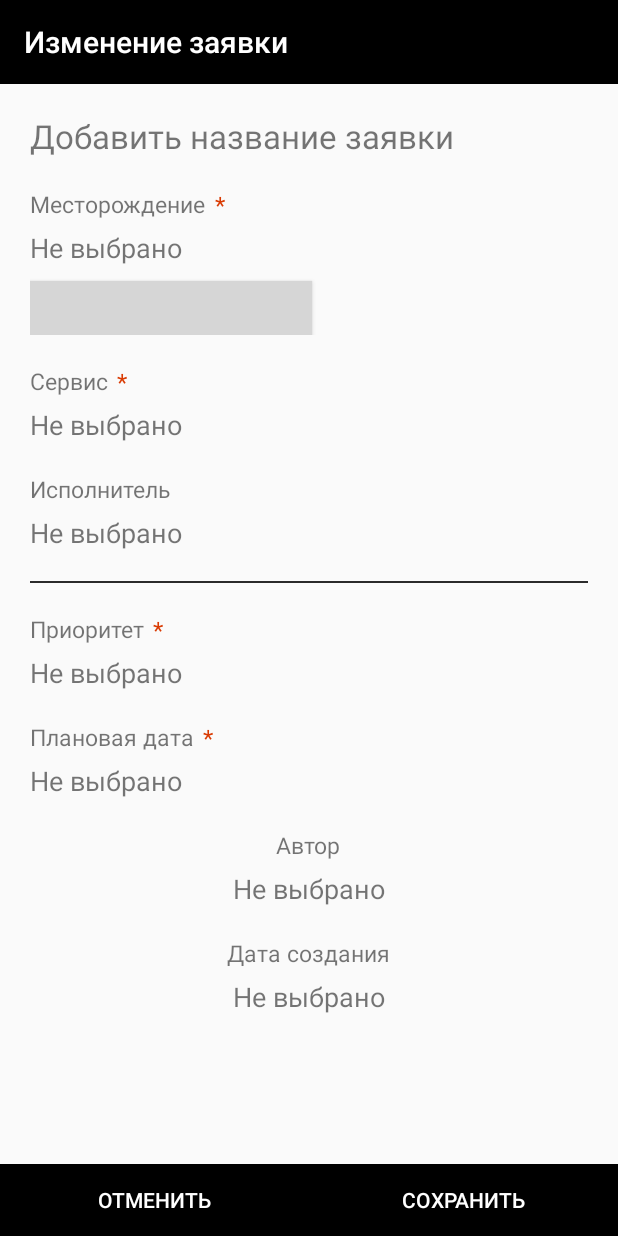
After one commit to SergeyGaldin/testCase, an Android app: the ChangeDataRequestActivity screen opened directly, with no data from a screen before it, on a phone screen of 412 x 824 dp. The commit adds this screen. Run offline under Robolectric (Android 15) with nearby library versions, the light colour scheme and no system bars; grey boxes are pictures that could not be loaded.

Commit message:
добавлен экран изменения данных

```diff
--- a/app/src/main/AndroidManifest.xml
+++ b/app/src/main/AndroidManifest.xml
@@ -17,12 +17,20 @@
         android:usesCleartextTraffic="true"
         tools:targetApi="31">
         <activity
+            android:name=".ChangeDataRequestActivity"
+            android:exported="false">
+            <meta-data
+                android:name="android.app.lib_name"
+                android:value="" />
+        </activity>
+        <activity
             android:name=".StartScreenActivity"
             android:exported="true"
             android:screenOrientation="fullSensor"
             android:theme="@style/Theme.SplashScreen">
             <intent-filter>
                 <action android:name="android.intent.action.MAIN" />
+
                 <category android:name="android.intent.category.LAUNCHER" />
             </intent-filter>
         </activity>
--- /dev/null
+++ b/app/src/main/java/com/example/testcase/ChangeDataRequestActivity.kt
@@ -0,0 +1,11 @@
+package com.example.testcase
+
+import androidx.appcompat.app.AppCompatActivity
+import android.os.Bundle
+
+class ChangeDataRequestActivity : AppCompatActivity() {
+    override fun onCreate(savedInstanceState: Bundle?) {
+        super.onCreate(savedInstanceState)
+        setContentView(R.layout.activity_change_data_request)
+    }
+}
--- a/app/src/main/java/com/example/testcase/MainActivity.kt
+++ b/app/src/main/java/com/example/testcase/MainActivity.kt
@@ -49,7 +49,13 @@ class MainActivity : AppCompatActivity() {
     }
 
     private fun initializeAdapter() {
-        adapter = RequestAdapter(this, listRequest)
+        val itemOnClick: (Int) -> Unit = { position ->
+            startActivity(
+                Intent(this, ChangeDataRequestActivity::class.java)
+                    .putExtra("name", listRequest[position].getNameRequest)
+            )
+        }
+        adapter = RequestAdapter(this, listRequest, itemClickListener = itemOnClick)
         recyclerView.adapter = adapter
     }
 
@@ -66,7 +72,6 @@ class MainActivity : AppCompatActivity() {
                         objectRequest.getString("author")
                     )
                     listRequest.add(requestModel)
-
                 }
                 initializeAdapter()
                 progressBar.visibility = View.GONE
@@ -122,7 +127,13 @@ class MainActivity : AppCompatActivity() {
                         )
                     }
                 }
-                adapter = RequestAdapter(applicationContext, newList)
+                val itemOnClick: (Int) -> Unit = { position ->
+                    startActivity(
+                        Intent(applicationContext, ChangeDataRequestActivity::class.java)
+                            .putExtra("name", listRequest[position].getNameRequest)
+                    )
+                }
+                adapter = RequestAdapter(applicationContext, newList, itemOnClick)
                 recyclerView.adapter = adapter
                 return true
             }
--- a/app/src/main/java/com/example/testcase/adapters/RequestAdapter.kt
+++ b/app/src/main/java/com/example/testcase/adapters/RequestAdapter.kt
@@ -9,7 +9,11 @@ import androidx.recyclerview.widget.RecyclerView
 import com.example.testcase.R
 import com.example.testcase.models.Request
 
-class RequestAdapter(context: Context, listRequest: ArrayList<Request>) :
+class RequestAdapter(
+    context: Context,
+    listRequest: ArrayList<Request>,
+    private val itemClickListener: (Int) -> Unit
+) :
     RecyclerView.Adapter<RequestAdapter.RequestAdapterVH>() {
     private var layoutInflater: LayoutInflater
     private var listRequest: List<Request>
@@ -36,7 +40,7 @@ class RequestAdapter(context: Context, listRequest: ArrayList<Request>) :
         return listRequest.size
     }
 
-    class RequestAdapterVH(itemView: View) : RecyclerView.ViewHolder(itemView) {
+    inner class RequestAdapterVH(itemView: View) : RecyclerView.ViewHolder(itemView) {
         var nameRequest: TextView
         var priorityRequest: TextView
         var statusRequest: TextView
@@ -49,6 +53,7 @@ class RequestAdapter(context: Context, listRequest: ArrayList<Request>) :
             statusRequest = itemView.findViewById(R.id.status)
             dateRequest = itemView.findViewById(R.id.date)
             executorRequest = itemView.findViewById(R.id.executor)
+            itemView.setOnClickListener { itemClickListener(adapterPosition) }
         }
     }
 }
--- /dev/null
+++ b/app/src/main/res/layout/activity_change_data_request.xml
@@ -0,0 +1,233 @@
+<?xml version="1.0" encoding="utf-8"?>
+<RelativeLayout xmlns:android="http://schemas.android.com/apk/res/android"
+    xmlns:app="http://schemas.android.com/apk/res-auto"
+    xmlns:tools="http://schemas.android.com/tools"
+    android:layout_width="match_parent"
+    android:layout_height="match_parent"
+    tools:context=".ChangeDataRequestActivity">
+
+    <androidx.appcompat.widget.Toolbar
+        android:id="@+id/toolbar"
+        android:layout_width="match_parent"
+        android:layout_height="?attr/actionBarSize"
+        android:background="@color/black"
+        app:title="Изменение заявки"
+        app:titleTextColor="@color/white" />
+
+    <ScrollView
+        android:layout_width="match_parent"
+        android:layout_height="match_parent"
+        android:layout_above="@+id/groupButton"
+        android:layout_below="@+id/toolbar">
+
+        <RelativeLayout
+            android:id="@+id/content"
+            android:layout_width="match_parent"
+            android:layout_height="wrap_content"
+            android:padding="20dp"
+            android:visibility="visible">
+
+            <TextView
+                android:id="@+id/nameRequest"
+                android:layout_width="match_parent"
+                android:layout_height="wrap_content"
+                android:text="@string/textAddRequest"
+                android:textSize="22sp" />
+
+            <RelativeLayout
+                android:id="@+id/layoutDeposit"
+                style="@style/MyRelativeLayout"
+                android:layout_below="@+id/nameRequest">
+
+                <TextView
+                    android:id="@+id/noneText_deposit"
+                    style="@style/TittleTextView"
+                    android:text="@string/text_deposit" />
+
+                <TextView
+                    style="@style/SymbolTextView"
+                    android:layout_toEndOf="@id/noneText_deposit"
+                    android:text="@string/symbol" />
+
+                <TextView
+                    android:id="@+id/deposit"
+                    style="@style/SelectTextView"
+                    android:layout_below="@+id/noneText_deposit" />
+
+                <Button
+                    android:id="@+id/buttonSelectingDeposit"
+                    android:layout_width="wrap_content"
+                    android:layout_height="36dp"
+                    android:layout_below="@id/deposit"
+                    android:layout_marginTop="10dp"
+                    android:background="@drawable/background_button_black"
+                    android:paddingHorizontal="10dp"
+                    android:text="@string/selecting_deposit"
+                    android:textAllCaps="false"
+                    android:textColor="@color/white"
+                    android:textSize="14sp" />
+
+            </RelativeLayout>
+
+            <RelativeLayout
+                android:id="@+id/layoutService"
+                style="@style/MyRelativeLayout"
+                android:layout_below="@+id/layoutDeposit">
+
+                <TextView
+                    android:id="@+id/noneText_service"
+                    style="@style/TittleTextView"
+                    android:text="@string/text_service" />
+
+                <TextView
+                    style="@style/SymbolTextView"
+                    android:layout_toEndOf="@id/noneText_service"
+                    android:text="@string/symbol" />
+
+                <TextView
+                    android:id="@+id/service"
+                    style="@style/SelectTextView"
+                    android:layout_below="@+id/noneText_service" />
+
+            </RelativeLayout>
+
+            <RelativeLayout
+                android:id="@+id/layoutExecutor"
+                style="@style/MyRelativeLayout"
+                android:layout_below="@+id/layoutService">
+
+                <TextView
+                    android:id="@+id/noneText_executor"
+                    style="@style/TittleTextView"
+                    android:text="@string/text_executor" />
+
+                <TextView
+                    android:id="@+id/executor"
+                    style="@style/SelectTextView"
+                    android:layout_below="@+id/noneText_executor" />
+
+            </RelativeLayout>
+
+            <View
+                android:id="@+id/noneView"
+                android:layout_width="match_parent"
+                android:layout_height="1dp"
+                android:layout_below="@id/layoutExecutor"
+                android:layout_marginTop="20dp"
+                android:background="@color/grey" />
+
+            <RelativeLayout
+                android:id="@+id/layoutPriority"
+                style="@style/MyRelativeLayout"
+                android:layout_below="@+id/noneView">
+
+                <TextView
+                    android:id="@+id/noneText_priority"
+                    style="@style/TittleTextView"
+                    android:text="@string/text_priority" />
+
+                <TextView
+                    style="@style/SymbolTextView"
+                    android:layout_toEndOf="@id/noneText_priority"
+                    android:text="@string/symbol" />
+
+                <TextView
+                    android:id="@+id/priority"
+                    style="@style/SelectTextView"
+                    android:layout_below="@+id/noneText_priority" />
+
+            </RelativeLayout>
+
+            <RelativeLayout
+                android:id="@+id/layoutDateBegine"
+                style="@style/MyRelativeLayout"
+                android:layout_below="@+id/layoutPriority">
+
+                <TextView
+                    android:id="@+id/noneText_date_begine"
+                    style="@style/TittleTextView"
+                    android:text="@string/text_date_begine" />
+
+                <TextView
+                    style="@style/SymbolTextView"
+                    android:layout_toEndOf="@id/noneText_date_begine"
+                    android:text="@string/symbol" />
+
+                <TextView
+                    android:id="@+id/date_begine"
+                    style="@style/SelectTextView"
+                    android:layout_below="@+id/noneText_date_begine" />
+
+            </RelativeLayout>
+
+            <RelativeLayout
+                android:id="@+id/layoutAuthor"
+                style="@style/MyRelativeLayout"
+                android:layout_below="@+id/layoutDateBegine">
+
+                <TextView
+                    android:id="@+id/noneText_author"
+                    style="@style/TittleTextView"
+                    android:layout_centerHorizontal="true"
+                    android:text="@string/text_author" />
+
+                <TextView
+                    android:id="@+id/author"
+                    style="@style/SelectTextView"
+                    android:layout_below="@+id/noneText_author"
+                    android:layout_centerHorizontal="true" />
+
+            </RelativeLayout>
+
+            <RelativeLayout
+                android:id="@+id/layoutDateCreate"
+                style="@style/MyRelativeLayout"
+                android:layout_below="@+id/layoutAuthor">
+
+                <TextView
+                    android:id="@+id/noneText_date_create"
+                    style="@style/TittleTextView"
+                    android:layout_centerHorizontal="true"
+                    android:text="@string/text_date_create" />
+
+                <TextView
+                    android:id="@+id/date_create"
+                    style="@style/SelectTextView"
+                    android:layout_below="@+id/noneText_date_create"
+                    android:layout_centerHorizontal="true" />
+
+            </RelativeLayout>
+
+        </RelativeLayout>
+
+    </ScrollView>
+
+    <LinearLayout
+        android:id="@+id/groupButton"
+        android:layout_width="match_parent"
+        android:layout_height="wrap_content"
+        android:layout_alignParentBottom="true"
+        android:orientation="horizontal"
+        android:weightSum="2">
+
+        <Button
+            android:id="@+id/buttonCancel"
+            style="@style/ButtonsDark"
+            android:text="@string/cancel" />
+
+        <Button
+            android:id="@+id/buttonSave"
+            style="@style/ButtonsDark"
+            android:text="@string/save" />
+
+    </LinearLayout>
+
+    <ProgressBar
+        android:id="@+id/progressBar"
+        android:layout_width="60dp"
+        android:layout_height="60dp"
+        android:layout_centerInParent="true"
+        android:theme="@style/ProgressBar"
+        android:visibility="gone" />
+
+</RelativeLayout>
```
